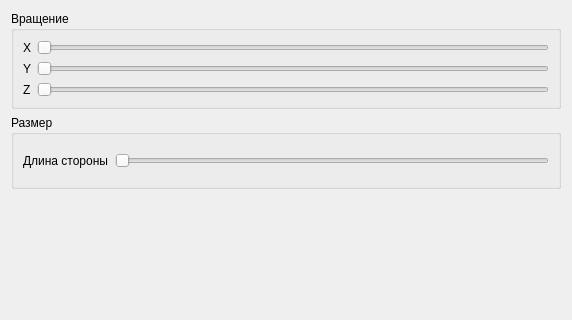
ChMcg/CG, file ui/lab_1.ui: the form before one commit; both pictures show x 0 to 572 and y 0 to 320 of the 572 by 756 pixel window.
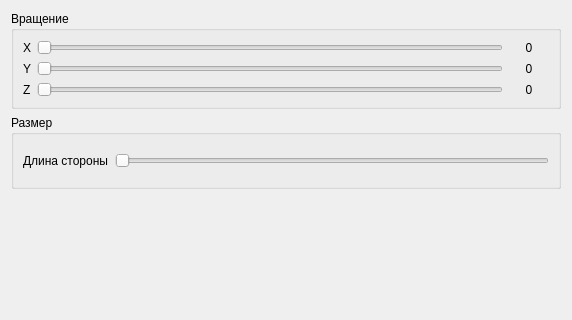
The form after the commit.

The edit to the form file:
```diff
--- a/ui/lab_1.ui
+++ b/ui/lab_1.ui
@@ -39,6 +39,22 @@
           </property>
          </widget>
         </item>
+        <item>
+         <widget class="QLabel" name="labelX">
+          <property name="minimumSize">
+           <size>
+            <width>40</width>
+            <height>0</height>
+           </size>
+          </property>
+          <property name="text">
+           <string>0</string>
+          </property>
+          <property name="alignment">
+           <set>Qt::AlignCenter</set>
+          </property>
+         </widget>
+        </item>
        </layout>
       </item>
       <item>
@@ -52,11 +68,30 @@
         </item>
         <item>
          <widget class="QSlider" name="rotateY">
+          <property name="maximum">
+           <number>360</number>
+          </property>
           <property name="orientation">
            <enum>Qt::Horizontal</enum>
           </property>
          </widget>
         </item>
+        <item>
+         <widget class="QLabel" name="labelY">
+          <property name="minimumSize">
+           <size>
+            <width>40</width>
+            <height>0</height>
+           </size>
+          </property>
+          <property name="text">
+           <string>0</string>
+          </property>
+          <property name="alignment">
+           <set>Qt::AlignCenter</set>
+          </property>
+         </widget>
+        </item>
        </layout>
       </item>
       <item>
@@ -70,11 +105,30 @@
         </item>
         <item>
          <widget class="QSlider" name="rotateZ">
+          <property name="maximum">
+           <number>360</number>
+          </property>
           <property name="orientation">
            <enum>Qt::Horizontal</enum>
           </property>
          </widget>
         </item>
+        <item>
+         <widget class="QLabel" name="labelZ">
+          <property name="minimumSize">
+           <size>
+            <width>40</width>
+            <height>0</height>
+           </size>
+          </property>
+          <property name="text">
+           <string>0</string>
+          </property>
+          <property name="alignment">
+           <set>Qt::AlignCenter</set>
+          </property>
+         </widget>
+        </item>
        </layout>
       </item>
      </layout>
```
